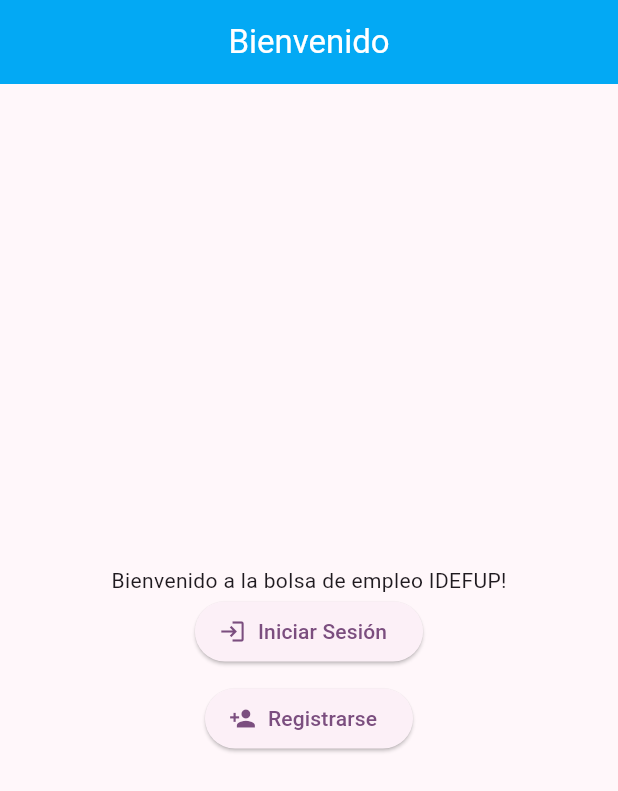
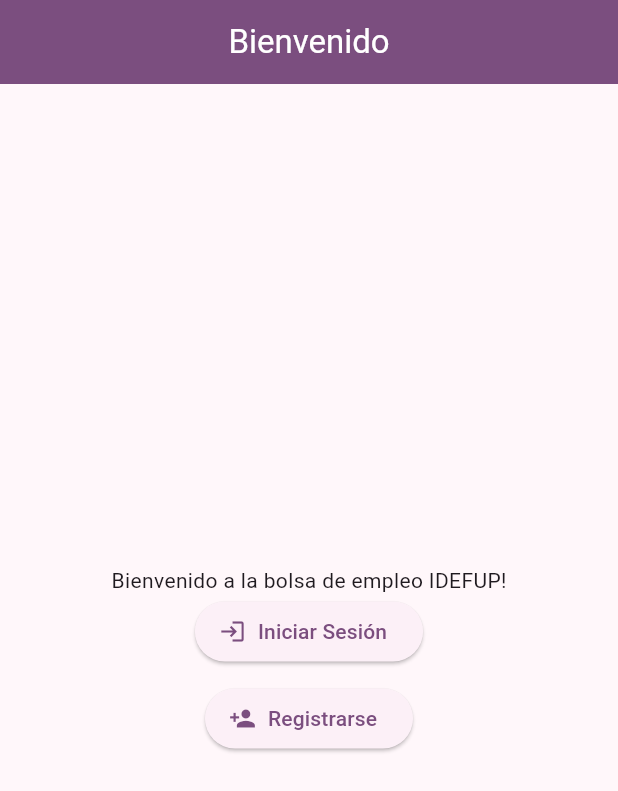
Before and after one commit to AndresRossemberg/bolsa_empleo_iglesia, a Flutter app: the screen it shows after launch, on a phone screen of 412 x 824 dp. Shown: the top 791 px of the screen. Run offline on Flutter 3.47's test engine with Material 3 defaults, Android fonts, the phone set to English and light mode, and no system bars.

Commit message:
feat: colorScheme derivado del seed para coherencia cromática total

```diff
--- a/lib/config/theme/app_theme.dart
+++ b/lib/config/theme/app_theme.dart
@@ -1,28 +1,33 @@
-import 'package:flutter/material.dart';
+import 'package:flutter/material.dart'; //Import para poder usar los widgets de Flutter
 
-const List<Color> _colorThemes = [
+const List<Color> _colorThemes = [ // Lista de colores que se utilizarán como temas en la aplicación
   Colors.lightBlue,
   Colors.green,
   Colors.orange,
   Colors.purple,
 ];
 
-class AppTheme {
+class AppTheme { //Clase que define el tema de la aplicación
 
-  final int selectedColor;
+  final int selectedColor; //Variable que almacena el índice del color seleccionado en la lista de colores
 
-  AppTheme({
-    this.selectedColor = 0,
-  }): assert(selectedColor >= 0 && selectedColor <= _colorThemes.length, 'selectedColor must be between 0 and ${_colorThemes.length - 1}');
+  AppTheme({ //Constructor de la clase AppTheme que recibe un parámetro opcional selectedColor
+    this.selectedColor = 0, //Valor por defecto de selectedColor es 0, lo que significa que el primer color de la lista será el tema predeterminado
+  }): assert(selectedColor >= 0 && selectedColor <= _colorThemes.length -1, 'selectedColor must be between 0 and ${_colorThemes.length -1}'); //Asegura que el valor de selectedColor esté dentro del rango válido de índices de la lista de colores
 
   ThemeData theme(){
 
+    //Generamos el ColorScheme a partir del seed
+    final colorScheme = ColorScheme.fromSeed( //Crea un esquema de color a partir del color seleccionado en la lista de colores
+    seedColor: _colorThemes[selectedColor],
+    );
+
     return ThemeData(
       useMaterial3: true,
-      colorSchemeSeed: _colorThemes[selectedColor],
-      appBarTheme: const AppBarTheme(
-          backgroundColor: Colors.lightBlue,
-          foregroundColor: Colors.white,
+      colorScheme: colorScheme, // Pasamos el ColorScheme completo
+      appBarTheme: AppBarTheme(
+          backgroundColor: colorScheme.primary, // Ahora podemos acceder a sus propiedades y donde se van a usar.
+          foregroundColor: colorScheme.onPrimary,
           centerTitle: true,
         )
     );
--- a/lib/main.dart
+++ b/lib/main.dart
@@ -1,6 +1,6 @@
 import 'package:bolsa_empleo_iglesia/config/theme/app_theme.dart';
 import 'package:bolsa_empleo_iglesia/presentation/screens/welcome/welcome_screen.dart';
-import 'package:flutter/material.dart';
+import 'package:flutter/material.dart'; //Import de material.dart para poder usar los widgets de Flutter
 
 void main(){
   runApp(const MyApp());
@@ -12,9 +12,9 @@
   @override
   Widget build(BuildContext context) {
     return MaterialApp(
-      debugShowCheckedModeBanner: false,
-      theme: AppTheme(selectedColor: 3).theme(),
-      home: const WelcomeScreen()
+      debugShowCheckedModeBanner: false, //Desactiva el banner de debug en la esquina superior derecha
+      theme: AppTheme(selectedColor: 3).theme(), //Se aplica el tema de la aplicación con el color seleccionado
+      home: const WelcomeScreen() //Se establece la pantalla de bienvenida como la pantalla principal de la aplicación
     );
   }
 }
--- a/lib/presentation/screens/welcome/welcome_screen.dart
+++ b/lib/presentation/screens/welcome/welcome_screen.dart
@@ -6,13 +6,13 @@
 
   @override
   Widget build(BuildContext context) {
-    return Scaffold(
-      appBar: AppBar(
+    return Scaffold( //Se utiliza el widget Scaffold para crear la estructura básica de la pantalla
+      appBar: AppBar( //Se utiliza para crear la barra de navegación superior
         title: const Text('Bienvenido'),
       ),
         body: Center(
           child: Column(
-            mainAxisAlignment: MainAxisAlignment.center,
+            mainAxisAlignment: MainAxisAlignment.center, //Se centra el contenido de la columna en el eje vertical
             children: [
               const Text('Bienvenido a la bolsa de empleo IDEFUP!'),
                 CustomButton(//Se utiliza el widget CustomButton para crear un botón personalizado = Botón para iniciar sesión
```
Also changed, not shown: lib/screens/detalle_vacante.dart (deleted), lib/screens/home_empresario.dart (deleted), lib/screens/home_postulante.dart (deleted), lib/screens/login_screen.dart (deleted), lib/screens/registro_screen.dart (deleted).
